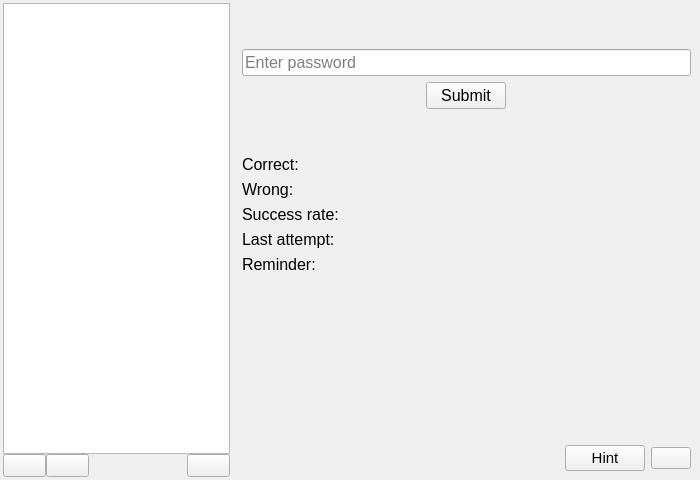
xEska1337/remember-your-passwords, file form.ui: the form before one commit.
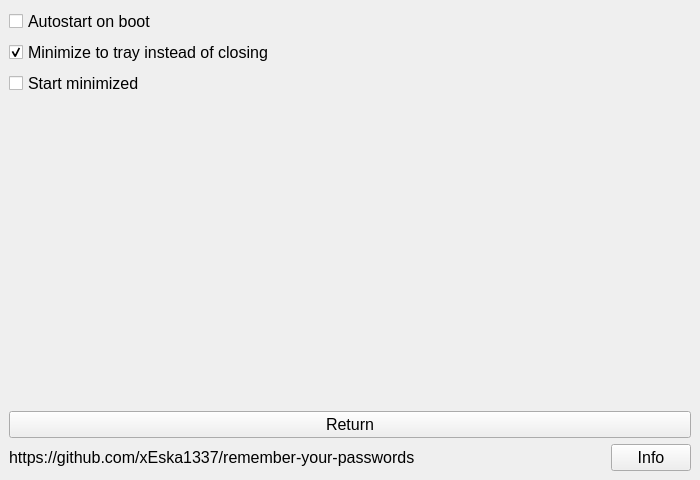
The form after the commit. The open tabs and pages were chosen to show the change. Icons and pictures are not drawn.

Commit message: settings and autostart

```diff
--- a/form.ui
+++ b/form.ui
@@ -518,6 +518,115 @@
         </item>
        </layout>
       </widget>
+      <widget class="QWidget" name="settingsPage">
+       <layout class="QVBoxLayout" name="verticalLayout_7">
+        <item>
+         <layout class="QVBoxLayout" name="verticalLayout_3">
+          <item>
+           <widget class="QCheckBox" name="checkBoxAutostart">
+            <property name="font">
+             <font>
+              <pointsize>12</pointsize>
+             </font>
+            </property>
+            <property name="toolTip">
+             <string>Requires admin privileges (Task Scheduler)</string>
+            </property>
+            <property name="text">
+             <string>Autostart on boot</string>
+            </property>
+           </widget>
+          </item>
+          <item>
+           <widget class="QCheckBox" name="checkBoxTray">
+            <property name="font">
+             <font>
+              <pointsize>12</pointsize>
+             </font>
+            </property>
+            <property name="text">
+             <string>Minimize to tray instead of closing</string>
+            </property>
+            <property name="checked">
+             <bool>true</bool>
+            </property>
+           </widget>
+          </item>
+          <item>
+           <widget class="QCheckBox" name="checkBoxStartMinimized">
+            <property name="font">
+             <font>
+              <pointsize>12</pointsize>
+             </font>
+            </property>
+            <property name="text">
+             <string>Start minimized</string>
+            </property>
+           </widget>
+          </item>
+         </layout>
+        </item>
+        <item>
+         <spacer name="verticalSpacer_4">
+          <property name="orientation">
+           <enum>Qt::Orientation::Vertical</enum>
+          </property>
+          <property name="sizeHint" stdset="0">
+           <size>
+            <width>20</width>
+            <height>40</height>
+           </size>
+          </property>
+         </spacer>
+        </item>
+        <item>
+         <widget class="QPushButton" name="retunSettingsButton">
+          <property name="font">
+           <font>
+            <pointsize>12</pointsize>
+           </font>
+          </property>
+          <property name="text">
+           <string>Return</string>
+          </property>
+         </widget>
+        </item>
+        <item>
+         <layout class="QHBoxLayout" name="horizontalLayout">
+          <item>
+           <widget class="QLabel" name="label_3">
+            <property name="font">
+             <font>
+              <pointsize>12</pointsize>
+             </font>
+            </property>
+            <property name="text">
+             <string>https://github.com/xEska1337/remember-your-passwords</string>
+            </property>
+           </widget>
+          </item>
+          <item>
+           <widget class="QPushButton" name="infoSettingsButton">
+            <property name="sizePolicy">
+             <sizepolicy hsizetype="Fixed" vsizetype="Fixed">
+              <horstretch>0</horstretch>
+              <verstretch>0</verstretch>
+             </sizepolicy>
+            </property>
+            <property name="font">
+             <font>
+              <pointsize>12</pointsize>
+             </font>
+            </property>
+            <property name="text">
+             <string>Info</string>
+            </property>
+           </widget>
+          </item>
+         </layout>
+        </item>
+       </layout>
+      </widget>
       <widget class="QWidget" name="addPasswordPage">
        <layout class="QGridLayout" name="gridLayout_3">
         <item row="0" column="0">
```
The commit also changes 5 other files.
